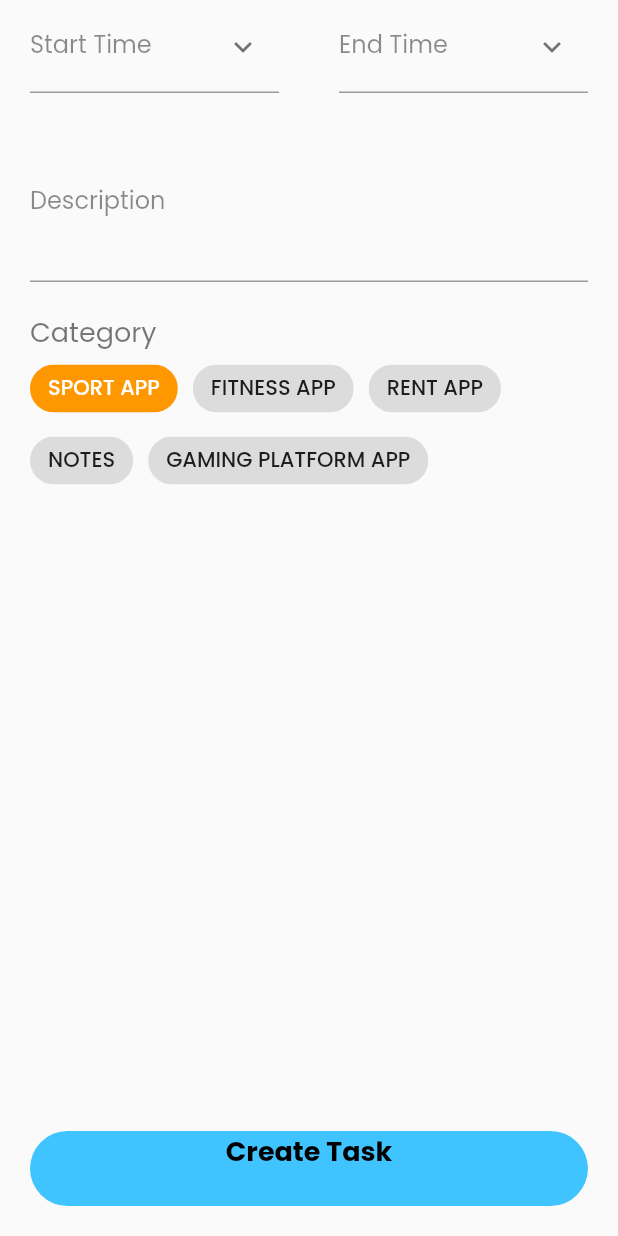
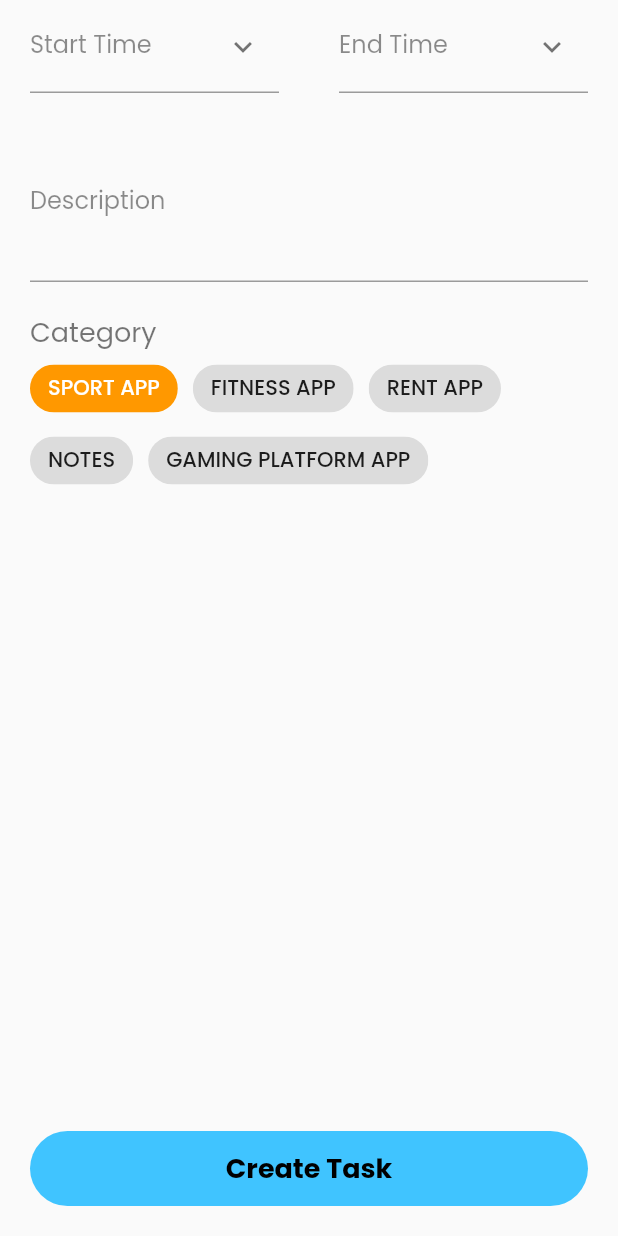
Before and after one commit to Saikat2407/Task-Manager_App, a Flutter app: the CreateNewTaskPage screen opened directly, on a phone screen of 412 x 824 dp. Run offline on Flutter 3.47's test engine with Material 2 defaults, Android fonts, the phone set to English and light mode, and no system bars; our stand-ins replace percent_indicator.

Commit message:
task page changes

```diff
--- a/lib/screens/create_new_task_page.dart
+++ b/lib/screens/create_new_task_page.dart
@@ -35,6 +35,7 @@ class CreateNewTaskPage extends StatelessWidget {
                         'Create new task',
                         style: TextStyle(
                             fontSize: 30.0, fontWeight: FontWeight.w700),
+                        textAlign: TextAlign.center,
                       ),
                     ],
                   ),
@@ -153,9 +154,9 @@ class CreateNewTaskPage extends StatelessWidget {
                           color: Colors.black,
                           fontWeight: FontWeight.w700,
                           fontSize: 18),
-                      textAlign: TextAlign.center,
+                      // textAlign: TextAlign.center,
                     ),
-                    alignment: Alignment.topCenter,
+                    alignment: Alignment.center,
                     margin: EdgeInsets.fromLTRB(20, 10, 20, 20),
                     width: width - 40,
                     decoration: BoxDecoration(
```
